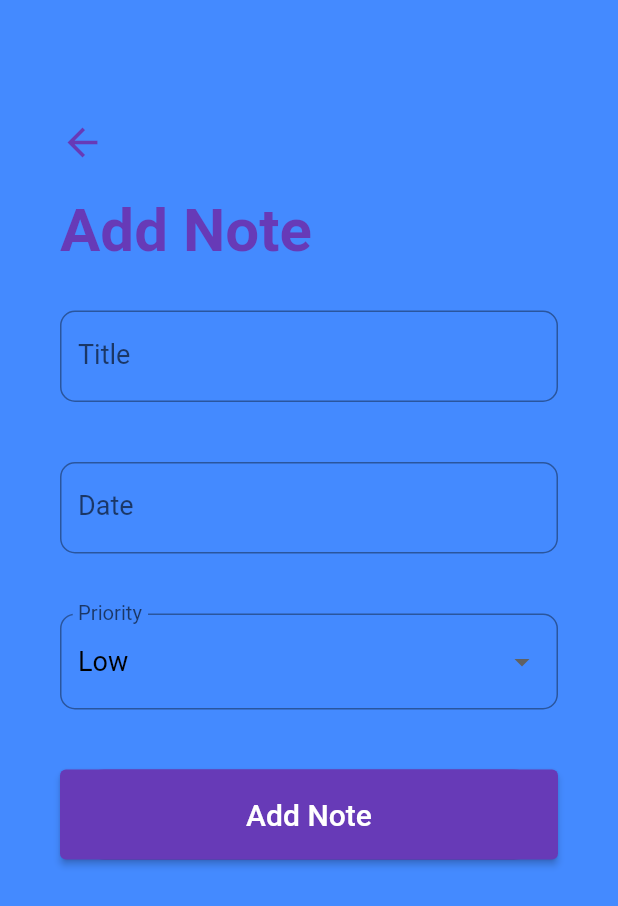
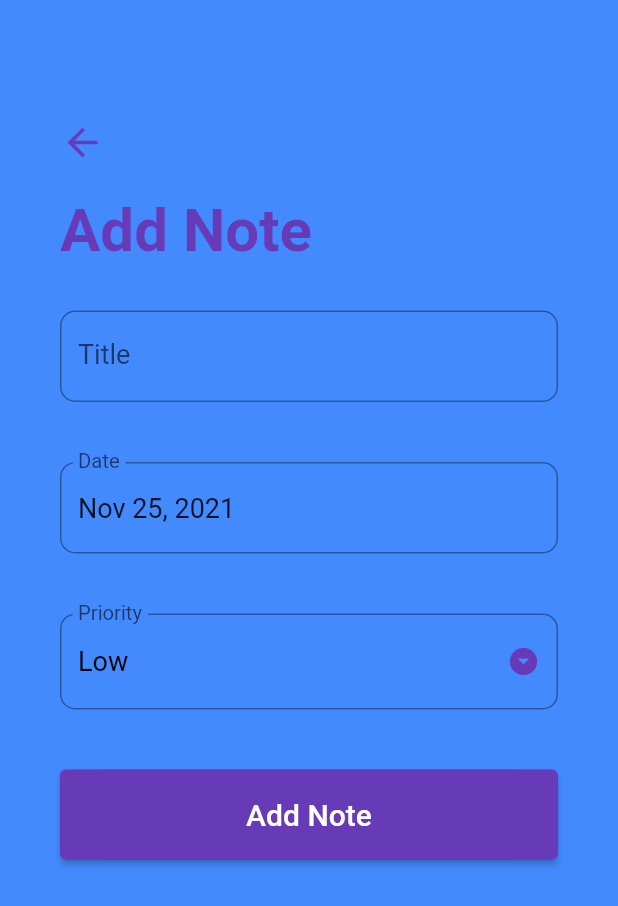
Before and after one commit to jhunderdog/sqflite, a Flutter app: the screen it shows after launch, after a tap on the "add" icon, on a phone screen of 412 x 824 dp. Shown: the top 906 px of the screen. Run offline on Flutter 3.47's test engine with Material 2 defaults, Android fonts, the phone set to English and light mode, and no system bars; our stand-ins replace sqflite; accounts and stored records are empty.

```diff
--- a/lib/database/database.dart
+++ b/lib/database/database.dart
@@ -59,11 +59,9 @@ class DatabaseHelper {
 
   Future<int> insertNote(Note note) async {
     Database? db = await this.db;
-    final int result = await db!.update(
+    final int result = await db!.insert(
       noteTable,
       note.toMap(),
-      where: '$colId = ?',
-      whereArgs: [note.id],
     );
     return result;
   }
--- a/lib/screens/add_note_screen.dart
+++ b/lib/screens/add_note_screen.dart
@@ -1,10 +1,15 @@
+import 'package:crud_sqlite_app/database/database.dart';
+import 'package:crud_sqlite_app/models/note_model.dart';
 import 'package:crud_sqlite_app/screens/home_screen.dart';
 import 'package:flutter/material.dart';
 import 'package:flutter/widgets.dart';
 import 'package:intl/intl.dart';
 
 class AddNoteScreen extends StatefulWidget {
-  const AddNoteScreen({Key? key}) : super(key: key);
+  final Note? note;
+  final Function? updateNoteList;
+
+  AddNoteScreen({this.note, this.updateNoteList});
 
   @override
   _AddNoteScreenState createState() => _AddNoteScreenState();
@@ -23,6 +28,33 @@ class _AddNoteScreenState extends State<AddNoteScreen> {
   final DateFormat _dateFormatter = DateFormat('MMM dd, yyyy');
   final List<String> _priorities = ['Low', 'Medium', 'High'];
 
+  @override
+  void initState() {
+    super.initState();
+    if (widget.note != null) {
+      _title = widget.note!.title!;
+      _date = widget.note!.date!;
+      _priority = widget.note!.priority!;
+
+      setState(() {
+        btnText = 'Update Note';
+        titleText = 'Update Note';
+      });
+    } else {
+      setState(() {
+        btnText = 'Add Note';
+        titleText = 'Add Note';
+      });
+    }
+    _dateController.text = _dateFormatter.format(_date);
+  }
+
+  @override
+  void dispose() {
+    _dateController.dispose();
+    super.dispose();
+  }
+
   _handleDatePicker() async {
     final DateTime? date = await showDatePicker(
       context: context,
@@ -38,12 +70,48 @@ class _AddNoteScreenState extends State<AddNoteScreen> {
     }
   }
 
+  _delete() {
+    DatabaseHelper.instance.deleteNote(widget.note!.id!);
+    Navigator.pushReplacement(
+        context,
+        MaterialPageRoute(
+          builder: (_) => HomeScreen(),
+        ));
+  }
+
+  _submit() {
+    if (_formKey.currentState!.validate()) {
+      _formKey.currentState!.save();
+      print('$_title, $_date, $_priority');
+
+      Note note = Note(title: _title, date: _date, priority: _priority);
+      if (widget.note == null) {
+        note.status = 0;
+        DatabaseHelper.instance.insertNote(note);
+
+        Navigator.pushReplacement(
+          context,
+          MaterialPageRoute(builder: (_) => HomeScreen()),
+        );
+      } else {
+        note.id = widget.note!.id;
+        note.status = widget.note!.status;
+        DatabaseHelper.instance.updateNote(note);
+        Navigator.pushReplacement(
+          context,
+          MaterialPageRoute(builder: (_) => HomeScreen()),
+        );
+      }
+    }
+    widget.updateNoteList!();
+  }
+
   @override
   Widget build(BuildContext context) {
     return Scaffold(
       backgroundColor: Colors.blueAccent,
       body: GestureDetector(
-        onTap: () {},
+        onTap: () => FocusScope.of(context).unfocus(),
         child: SingleChildScrollView(
           child: Container(
             padding: EdgeInsets.symmetric(horizontal: 40.0, vertical: 80.0),
@@ -63,7 +131,7 @@ class _AddNoteScreenState extends State<AddNoteScreen> {
                   height: 20.0,
                 ),
                 Text(
-                  'Add Note',
+                  titleText,
                   style: TextStyle(
                     color: Colors.deepPurple,
                     fontSize: 40.0,
@@ -88,6 +156,11 @@ class _AddNoteScreenState extends State<AddNoteScreen> {
                               borderRadius: BorderRadius.circular(10.0),
                             ),
                           ),
+                          validator: (input) => input!.trim().isEmpty
+                              ? 'Please enter a note title'
+                              : null,
+                          onSaved: (input) => _title = input!,
+                          initialValue: _title,
                         ),
                       ),
                       Padding(
@@ -109,6 +182,10 @@ class _AddNoteScreenState extends State<AddNoteScreen> {
                       Padding(
                         padding: EdgeInsets.symmetric(vertical: 20.0),
                         child: DropdownButtonFormField(
+                          isDense: true,
+                          icon: Icon(Icons.arrow_drop_down_circle),
+                          iconSize: 22.0,
+                          iconEnabledColor: Theme.of(context).primaryColor,
                           items: _priorities.map((String priority) {
                             return DropdownMenuItem(
                                 value: priority,
@@ -126,6 +203,9 @@ class _AddNoteScreenState extends State<AddNoteScreen> {
                               borderRadius: BorderRadius.circular(10.0),
                             ),
                           ),
+                          validator: (input) => _priority == null
+                              ? 'Please select a priority level'
+                              : null,
                           onChanged: (value) {
                             setState(() {
                               _priority = value.toString();
@@ -143,14 +223,35 @@ class _AddNoteScreenState extends State<AddNoteScreen> {
                           borderRadius: BorderRadius.circular(30.0),
                         ),
                         child: ElevatedButton(
-                          onPressed: () {},
+                          onPressed: _submit,
                           child: Text(btnText,
                               style: TextStyle(
                                 color: Colors.white,
                                 fontSize: 20.0,
                               )),
                         ),
-                      )
+                      ),
+                      widget.note != null
+                          ? Container(
+                              margin: EdgeInsets.symmetric(vertical: 20.0),
+                              height: 60.0,
+                              width: double.infinity,
+                              decoration: BoxDecoration(
+                                color: Theme.of(context).primaryColor,
+                                borderRadius: BorderRadius.circular(30.0),
+                              ),
+                              child: ElevatedButton(
+                                child: Text(
+                                  'Delete Note',
+                                  style: TextStyle(
+                                    color: Colors.white,
+                                    fontSize: 20.0,
+                                  ),
+                                ),
+                                onPressed: _delete,
+                              ),
+                            )
+                          : SizedBox.shrink(),
                     ],
                   ),
                 )
--- a/lib/screens/home_screen.dart
+++ b/lib/screens/home_screen.dart
@@ -7,8 +7,6 @@ import 'package:intl/intl.dart';
 import 'add_note_screen.dart';
 
 class HomeScreen extends StatefulWidget {
-  const HomeScreen({Key? key}) : super(key: key);
-
   @override
   _HomeScreenState createState() => _HomeScreenState();
 }
@@ -66,12 +64,14 @@ class _HomeScreenState extends State<HomeScreen> {
             value: note.status == 1 ? true : false,
           ),
           onTap: () => Navigator.push(
-              context,
-              CupertinoPageRoute(
-                  builder: (_) => AddNoteScreen(
-                      // updateNoteList : _updateNoteList(),
-                      // note: note,
-                      ))),
+            context,
+            CupertinoPageRoute(
+              builder: (_) => AddNoteScreen(
+                updateNoteList: _updateNoteList(),
+                note: note,
+              ),
+            ),
+          ),
         ),
         Divider(height: 5.0, color: Colors.deepPurple, thickness: 2.0)
       ]),
@@ -85,8 +85,14 @@ class _HomeScreenState extends State<HomeScreen> {
       floatingActionButton: FloatingActionButton(
         backgroundColor: Theme.of(context).primaryColor,
         onPressed: () {
-          Navigator.push(context,
-              CupertinoPageRoute(builder: (context) => AddNoteScreen()));
+          Navigator.push(
+            context,
+            CupertinoPageRoute(
+              builder: (context) => AddNoteScreen(
+                updateNoteList: _updateNoteList,
+              ),
+            ),
+          );
         },
         child: Icon(Icons.add),
       ),
@@ -98,7 +104,7 @@ class _HomeScreenState extends State<HomeScreen> {
                 child: CircularProgressIndicator(),
               );
             }
-            final int comlpleteNoteCount = snapshot.data!
+            final int comlpletedNoteCount = snapshot.data!
                 .where((Note note) => note.status == 1)
                 .toList()
                 .length;
@@ -124,7 +130,7 @@ class _HomeScreenState extends State<HomeScreen> {
                           height: 10.0,
                         ),
                         Text(
-                          '$comlpleteNoteCount of ${snapshot.data.length}',
+                          '$comlpletedNoteCount of ${snapshot.data.length}',
                           style: TextStyle(
                             color: Colors.deepPurple,
                             fontSize: 20.0,
```
